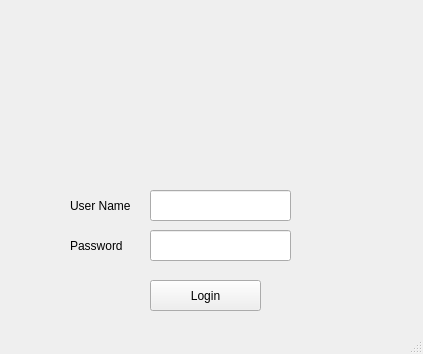
Above: gui/login_module_ui.ui from yahia-momtaz2000/python17-order-entry before the change. Below: the same form after it.
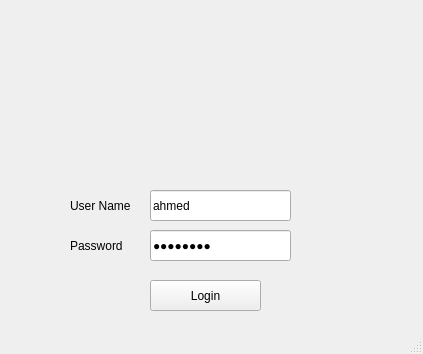
That is the form after the change. Icons and pictures are not drawn.

Diff of the .ui file:
```diff
--- a/gui/login_module_ui.ui
+++ b/gui/login_module_ui.ui
@@ -61,6 +61,9 @@
       <height>31</height>
      </rect>
     </property>
+    <property name="text">
+     <string>ahmed</string>
+    </property>
    </widget>
    <widget class="QLineEdit" name="line_edit_password">
     <property name="geometry">
@@ -71,6 +74,9 @@
       <height>31</height>
      </rect>
     </property>
+    <property name="text">
+     <string>ahmed123</string>
+    </property>
     <property name="echoMode">
      <enum>QLineEdit::Password</enum>
     </property>
```
